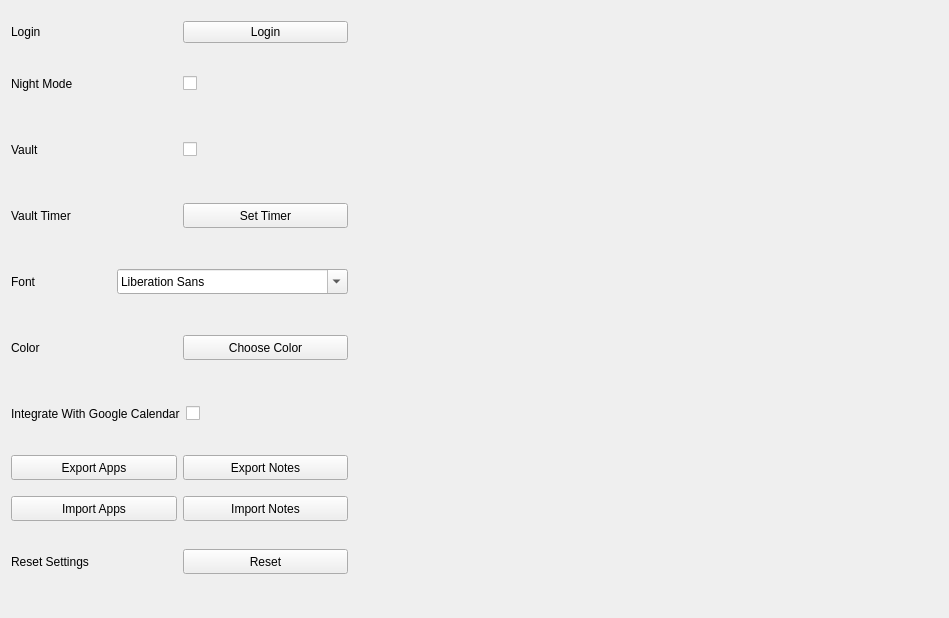
First picture: the form in designs/xml/settings_tab.ui, repository daniel-deru/WorkMate-3.0, before the edit.
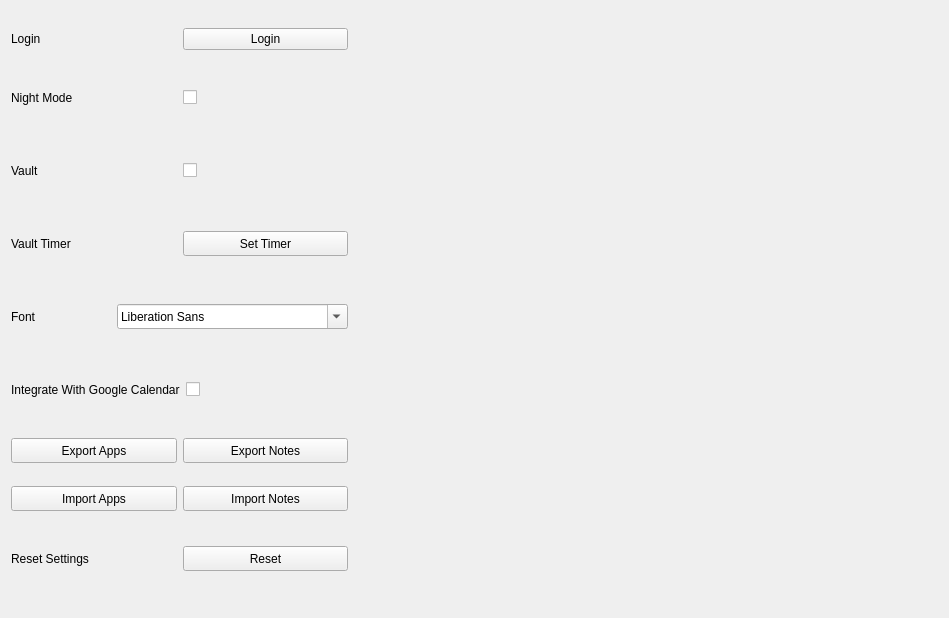
Second picture: the form after the edit.

Diff of the .ui file:
```diff
--- a/designs/xml/settings_tab.ui
+++ b/designs/xml/settings_tab.ui
@@ -163,42 +163,6 @@
        </item>
       </layout>
      </item>
-     <item>
-      <layout class="QHBoxLayout" name="hbox_color">
-       <item>
-        <widget class="QLabel" name="lbl_color">
-         <property name="sizePolicy">
-          <sizepolicy hsizetype="Minimum" vsizetype="Preferred">
-           <horstretch>0</horstretch>
-           <verstretch>0</verstretch>
-          </sizepolicy>
-         </property>
-         <property name="minimumSize">
-          <size>
-           <width>100</width>
-           <height>50</height>
-          </size>
-         </property>
-         <property name="text">
-          <string>Color</string>
-         </property>
-        </widget>
-       </item>
-       <item>
-        <widget class="QPushButton" name="btn_color">
-         <property name="minimumSize">
-          <size>
-           <width>100</width>
-           <height>25</height>
-          </size>
-         </property>
-         <property name="text">
-          <string>Choose Color</string>
-         </property>
-        </widget>
-       </item>
-      </layout>
-     </item>
      <item>
       <layout class="QHBoxLayout" name="horizontalLayout_4">
        <item>
```
